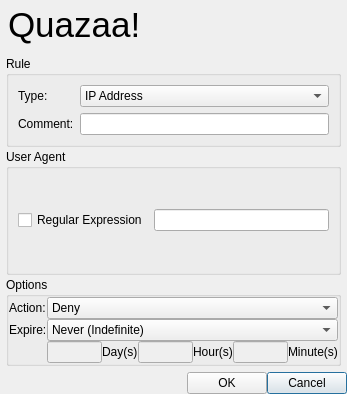
The window that UI/dialogaddrule.ui (c3c/quazaa) describes before a commit, drawn with Qt 5.
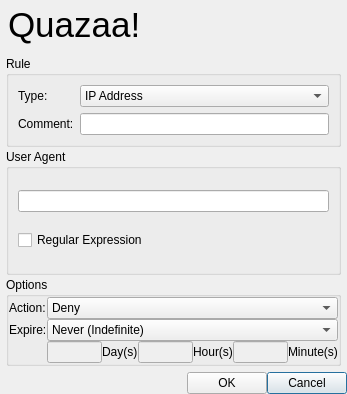
The same window after the commit. The open tabs and pages were chosen to show the change. Icons and pictures are not drawn.

Commit message: Security Manager: Some more GUI changes.

What changed in the file:
```diff
--- a/UI/dialogaddrule.ui
+++ b/UI/dialogaddrule.ui
@@ -787,7 +787,10 @@
             <property name="title">
              <string>User Agent</string>
             </property>
-            <layout class="QHBoxLayout" name="horizontalLayout_3">
+            <layout class="QVBoxLayout" name="verticalLayout">
+             <item>
+              <widget class="QLineEdit" name="lineEditUserAgent"/>
+             </item>
              <item>
               <widget class="QCheckBox" name="checkBoxUserAgent">
                <property name="text">
@@ -795,9 +798,6 @@
                </property>
               </widget>
              </item>
-             <item>
-              <widget class="QLineEdit" name="lineEditUserAgent"/>
-             </item>
             </layout>
            </widget>
           </item>
```
Left out of the diff: 1 changed line with no effect on the pictures. The commit also changes 2 other files.
